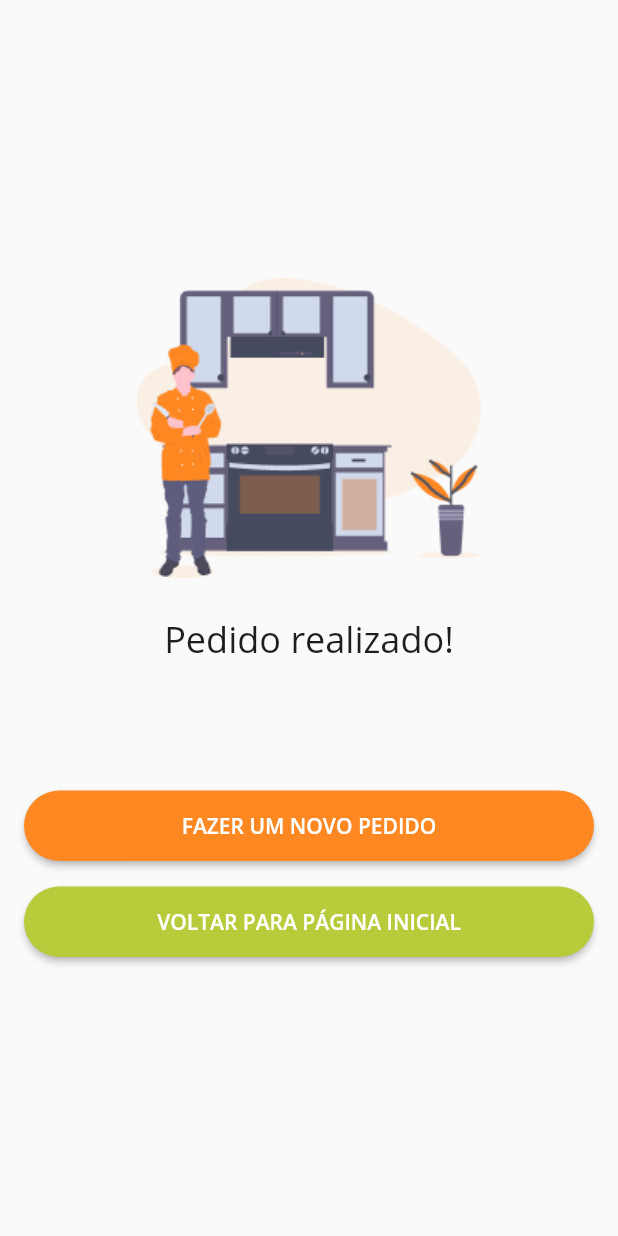
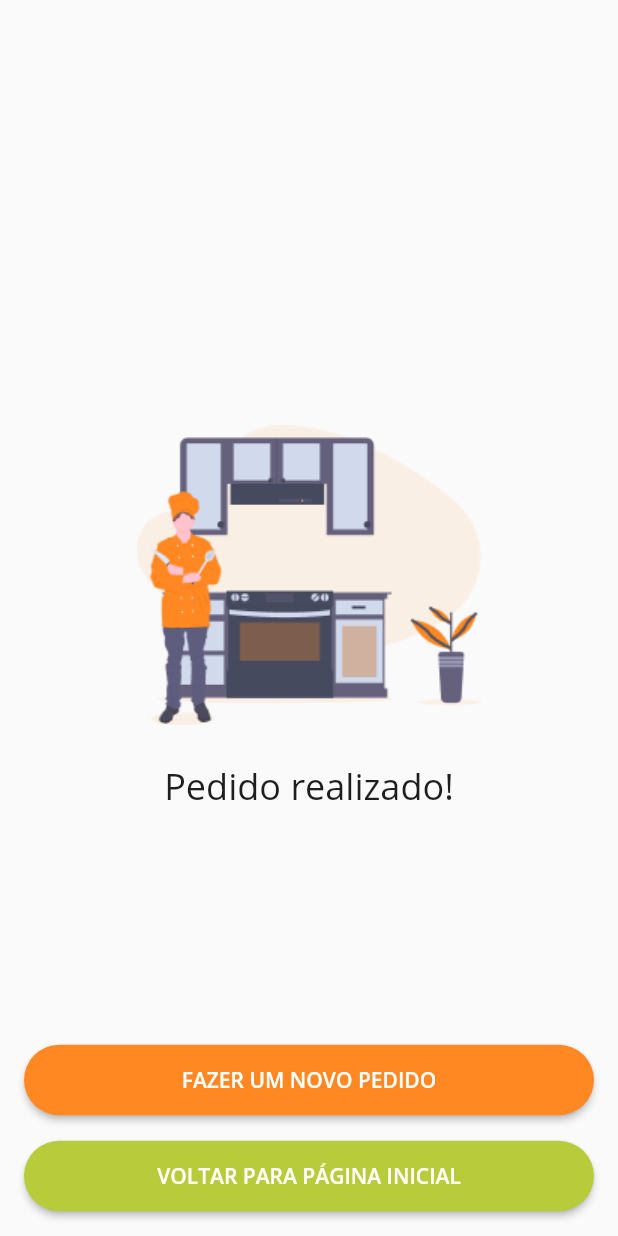
Before and after one commit to thasciano/appetit_app, a Flutter app: the FinalizarPedidoPage screen opened directly, on a phone screen of 412 x 824 dp. Run offline on Flutter 3.47's test engine with Material 2 defaults, Android fonts, the phone set to English and light mode, and no system bars.

```diff
--- a/lib/domain/blocs/pedido_bloc.dart
+++ b/lib/domain/blocs/pedido_bloc.dart
@@ -33,6 +33,7 @@ class PedidoBloc {
   Stream<double> get getMarginBotton => _marginBottonSC.stream;
   get setMarginBotton => _marginBottonSC.sink.add;
 
+  /// Faz o carregamento dos jsons
   void fetch(BuildContext context){
     _progressoSC.add(0.33);
     _pageSC.add(1);
@@ -102,7 +103,7 @@ class PedidoBloc {
     }
   }
 
-  /// Seleciona os clientes e sincroniza
+  /// Seleciona os clientes e sincroniza.
   void selecionarCliente(int index){
     _listClientes[index].selecionado = !_listClientes[index].selecionado;
     _clientesSC.add(_listClientes);
@@ -117,6 +118,7 @@ class PedidoBloc {
 
   }
 
+  /// Fecha os controlers quando chamado.
   void dispose(){
     _clientesSC.close();
     _categoriaProdutosSC.close();
--- a/lib/pages/finalizar_pedido_page.dart
+++ b/lib/pages/finalizar_pedido_page.dart
@@ -2,18 +2,21 @@ import 'package:appetit_app/pages/historico_pedidos_page.dart';
 import 'package:appetit_app/pages/novo_pedido_page.dart';
 import 'package:appetit_app/utils/constants.dart';
 import 'package:appetit_app/utils/nav.dart';
-import 'package:appetit_app/widgets/orange_button.dart';
+import 'package:appetit_app/widgets/main_button.dart';
 import 'package:flutter/material.dart';
 
 class FinalizarPedidoPage extends StatelessWidget {
   @override
   Widget build(BuildContext context) {
     return Scaffold(
-
       body: Container(
         margin: EdgeInsets.all(16),
+          child: Stack(
+            children: <Widget>[
+              Align(
+                alignment: Alignment.center,
                 child: Column(
-            mainAxisAlignment: MainAxisAlignment.center,
+                  mainAxisSize: MainAxisSize.min,
                   children: <Widget>[
                     Image.asset("assets/images/ic_pedido_finalizado.png", width: 230, height: 200,),
                     Container(
@@ -22,9 +25,17 @@ class FinalizarPedidoPage extends StatelessWidget {
                           textAlign: TextAlign.center,
                           style: TextStyle(fontSize: 24, color: Constants.primary_text)),
                     ),
+                  ],
+                ),
+              ),
+              Align(
+                alignment: Alignment.bottomCenter,
+                child: Column(
+                  mainAxisSize: MainAxisSize.min,
+                  children: <Widget>[
                     Container(
-                margin: EdgeInsets.only(top:84),
                       width: MediaQuery.of(context).size.width,
+//                      margin: EdgeInsets.only(top:84),
                       child: OrangeButton('FAZER UM NOVO PEDIDO', 14.0, Constants.primary_color, (){
                         push(context, NovoPedidoPage(), true);
                       }),
@@ -37,6 +48,9 @@ class FinalizarPedidoPage extends StatelessWidget {
                       }),
                     ),
                   ],
+                ),
+              ),
+            ],
           )),
 
     );
--- a/lib/pages/login_page.dart
+++ b/lib/pages/login_page.dart
@@ -1,7 +1,7 @@
 import 'package:appetit_app/pages/historico_pedidos_page.dart';
 import 'package:appetit_app/utils/constants.dart';
 import 'package:appetit_app/utils/nav.dart';
-import 'package:appetit_app/widgets/orange_button.dart';
+import 'package:appetit_app/widgets/main_button.dart';
 import 'package:flutter/material.dart';
 
 ///
```
Also changed, not shown: assets/json/clientes.json (+5 -5 lines), lib/pages/detalhes_pedido_page.dart (+2 -11 lines), lib/pages/historico_pedidos_page.dart (+6 -10 lines), lib/pages/novo_pedido_page.dart (+48 -49 lines), lib/widgets/cabecalho_page.dart (added, +34 -0 lines), lib/widgets/main_button.dart (renamed from lib/widgets/orange_button.dart). Lines whose indentation alone changed are shown as unchanged.
